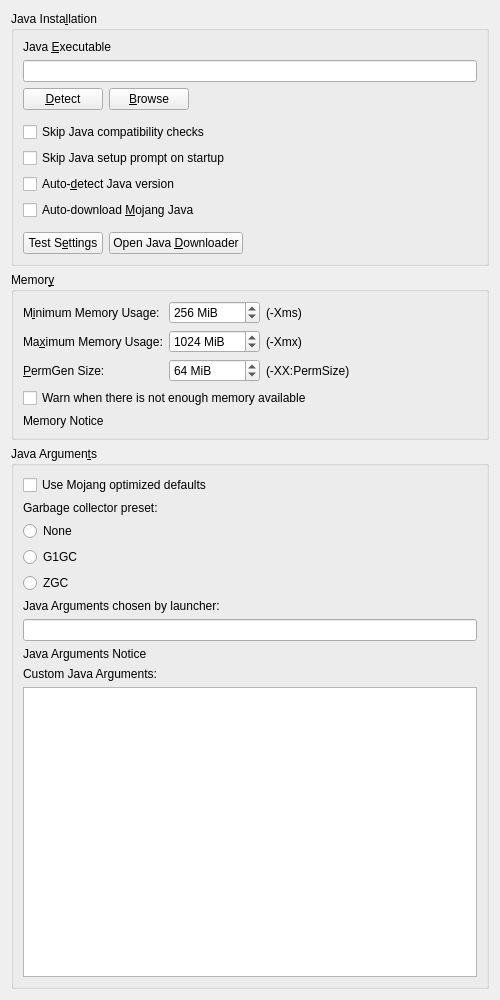
Old version of the form launcher/ui/widgets/JavaSettingsWidget.ui in the repository Octol1ttle/ElyPrismLauncher.
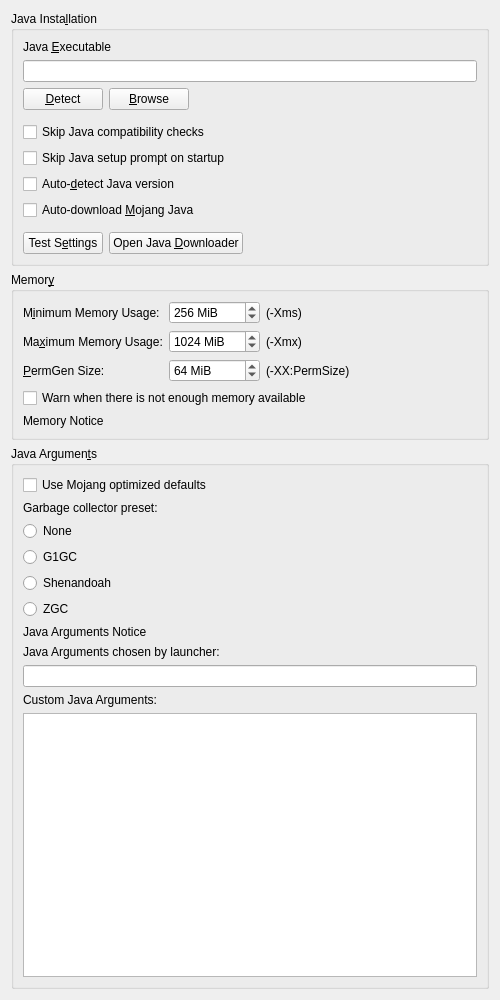
New version of the form.

Commit message:
feat: add shenandoah GC preset
Closes #169

What changed in the file:
```diff
--- a/launcher/ui/widgets/JavaSettingsWidget.ui
+++ b/launcher/ui/widgets/JavaSettingsWidget.ui
@@ -374,27 +374,6 @@
       <bool>false</bool>
      </property>
      <layout class="QGridLayout" name="gridLayout_6">
-      <item row="7" column="1">
-       <widget class="QLabel" name="argsNoticeLabel">
-        <property name="text">
-         <string notr="true">Java Arguments Notice</string>
-        </property>
-       </widget>
-      </item>
-      <item row="2" column="1">
-       <widget class="QRadioButton" name="noPresetRadioButton">
-        <property name="text">
-         <string>None</string>
-        </property>
-       </widget>
-      </item>
-      <item row="3" column="1">
-       <widget class="QRadioButton" name="g1gcPresetRadioButton">
-        <property name="text">
-         <string>G1GC</string>
-        </property>
-       </widget>
-      </item>
       <item row="0" column="1">
        <widget class="QCheckBox" name="optimizedArgsCheckBox">
         <property name="toolTip">
@@ -405,17 +384,17 @@
         </property>
        </widget>
       </item>
-      <item row="9" column="1">
+      <item row="2" column="1">
+       <widget class="QRadioButton" name="noPresetRadioButton">
+        <property name="text">
+         <string>None</string>
+        </property>
+       </widget>
+      </item>
+      <item row="11" column="1">
        <widget class="QPlainTextEdit" name="userArgsTextBox"/>
       </item>
-      <item row="4" column="1">
-       <widget class="QRadioButton" name="zgcPresetRadioButton">
-        <property name="text">
-         <string>ZGC</string>
-        </property>
-       </widget>
-      </item>
-      <item row="5" column="1">
+      <item row="7" column="1">
        <widget class="QLabel" name="optimizedArgsLabel">
         <property name="text">
          <string>Java Arguments chosen by launcher:</string>
@@ -429,20 +408,48 @@
         </property>
        </widget>
       </item>
+      <item row="4" column="1">
+       <widget class="QRadioButton" name="shenandoahPresetRadioButton">
+        <property name="text">
+         <string>Shenandoah</string>
+        </property>
+       </widget>
+      </item>
+      <item row="5" column="1">
+       <widget class="QRadioButton" name="zgcPresetRadioButton">
+        <property name="text">
+         <string>ZGC</string>
+        </property>
+       </widget>
+      </item>
+      <item row="3" column="1">
+       <widget class="QRadioButton" name="g1gcPresetRadioButton">
+        <property name="text">
+         <string>G1GC</string>
+        </property>
+       </widget>
+      </item>
       <item row="8" column="1">
-       <widget class="QLabel" name="customArgsLabel">
-        <property name="text">
-         <string>Custom Java Arguments:</string>
-        </property>
-       </widget>
-      </item>
-      <item row="6" column="1">
        <widget class="QLineEdit" name="launcherArgsTextBox">
         <property name="readOnly">
          <bool>true</bool>
         </property>
        </widget>
       </item>
+      <item row="10" column="1">
+       <widget class="QLabel" name="customArgsLabel">
+        <property name="text">
+         <string>Custom Java Arguments:</string>
+        </property>
+       </widget>
+      </item>
+      <item row="6" column="1">
+       <widget class="QLabel" name="argsNoticeLabel">
+        <property name="text">
+         <string notr="true">Java Arguments Notice</string>
+        </property>
+       </widget>
+      </item>
      </layout>
     </widget>
    </item>
```
The commit also changes 6 other files.
